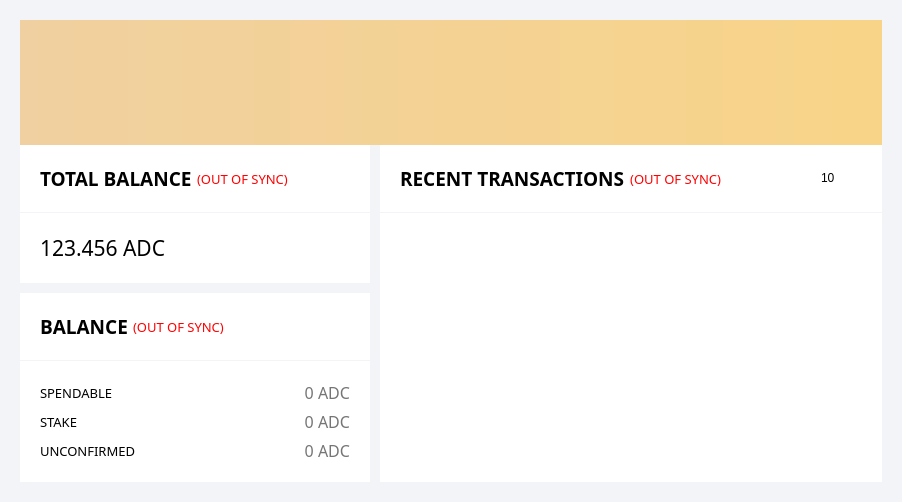
The window that src/qt/forms/overviewpage.ui (aurovine/AudioCoin) describes before a commit, drawn with Qt 5.
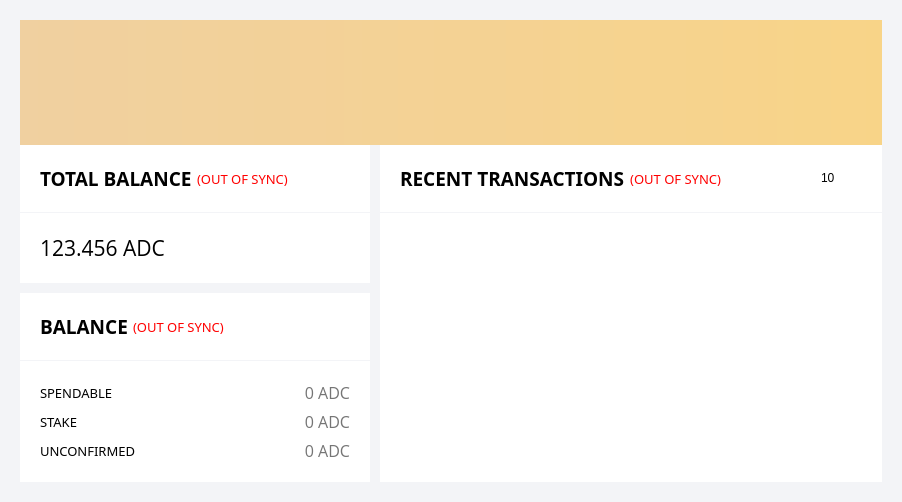
The same window after the commit. Icons and pictures are not drawn.

What changed in the file:
```diff
--- a/src/qt/forms/overviewpage.ui
+++ b/src/qt/forms/overviewpage.ui
@@ -265,7 +265,7 @@
                <widget class="QLabel" name="labelTotal">
                 <property name="font">
                  <font>
-                  <family>Montserrat</family>
+                  <family>Open Sans</family>
                   <pointsize>16</pointsize>
                   <weight>50</weight>
                   <bold>false</bold>
@@ -450,7 +450,7 @@
                   </property>
                   <property name="font">
                    <font>
-                    <family>Montserrat</family>
+                    <family>Open Sans</family>
                     <pointsize>12</pointsize>
                     <weight>50</weight>
                     <bold>false</bold>
@@ -505,7 +505,7 @@
                   </property>
                   <property name="font">
                    <font>
-                    <family>Montserrat</family>
+                    <family>Open Sans</family>
                     <pointsize>12</pointsize>
                     <weight>50</weight>
                     <bold>false</bold>
@@ -560,7 +560,7 @@
                   </property>
                   <property name="font">
                    <font>
-                    <family>Montserrat</family>
+                    <family>Open Sans</family>
                     <pointsize>12</pointsize>
                     <weight>50</weight>
                     <bold>false</bold>
```
